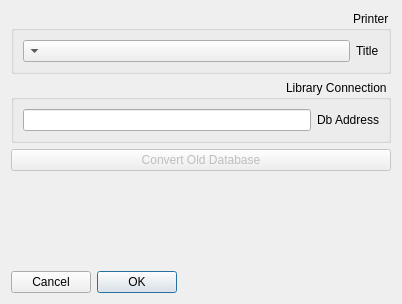
First picture: the form in Client/reghaabat/optionsform.ui, repository nournia/ketabkhaane, before the edit.
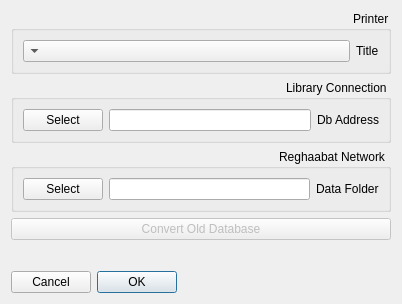
Second picture: the form after the edit.

Commit message: add remote data folder support

What changed in the file:
```diff
--- a/Client/reghaabat/optionsform.ui
+++ b/Client/reghaabat/optionsform.ui
@@ -49,6 +49,39 @@
       <item>
        <widget class="QLineEdit" name="eLibraryAddress"/>
       </item>
+      <item>
+       <widget class="QPushButton" name="bSelectLibraryDb">
+        <property name="text">
+         <string>Select</string>
+        </property>
+       </widget>
+      </item>
+     </layout>
+    </widget>
+   </item>
+   <item>
+    <widget class="QGroupBox" name="groupBox">
+     <property name="title">
+      <string>Reghaabat Network</string>
+     </property>
+     <layout class="QHBoxLayout" name="horizontalLayout_2">
+      <item>
+       <widget class="QLabel" name="label_3">
+        <property name="text">
+         <string>Data Folder</string>
+        </property>
+       </widget>
+      </item>
+      <item>
+       <widget class="QLineEdit" name="eDataFolder"/>
+      </item>
+      <item>
+       <widget class="QPushButton" name="bSelectDataFolder">
+        <property name="text">
+         <string>Select</string>
+        </property>
+       </widget>
+      </item>
      </layout>
     </widget>
    </item>
```
The commit also changes 13 other files.
